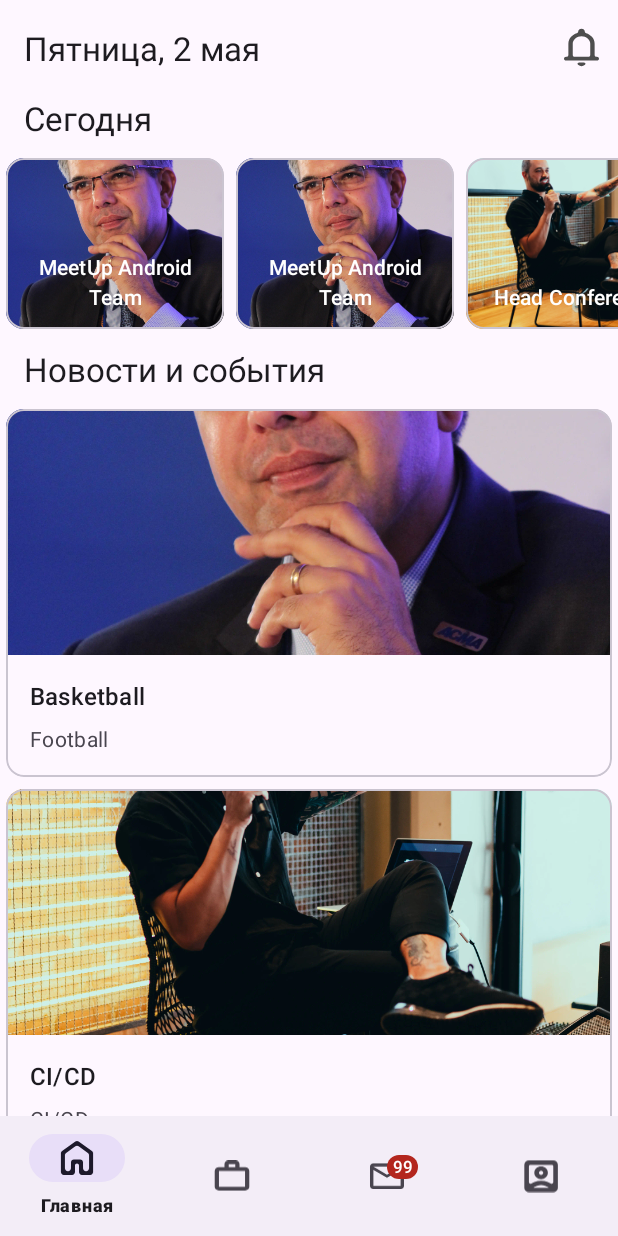
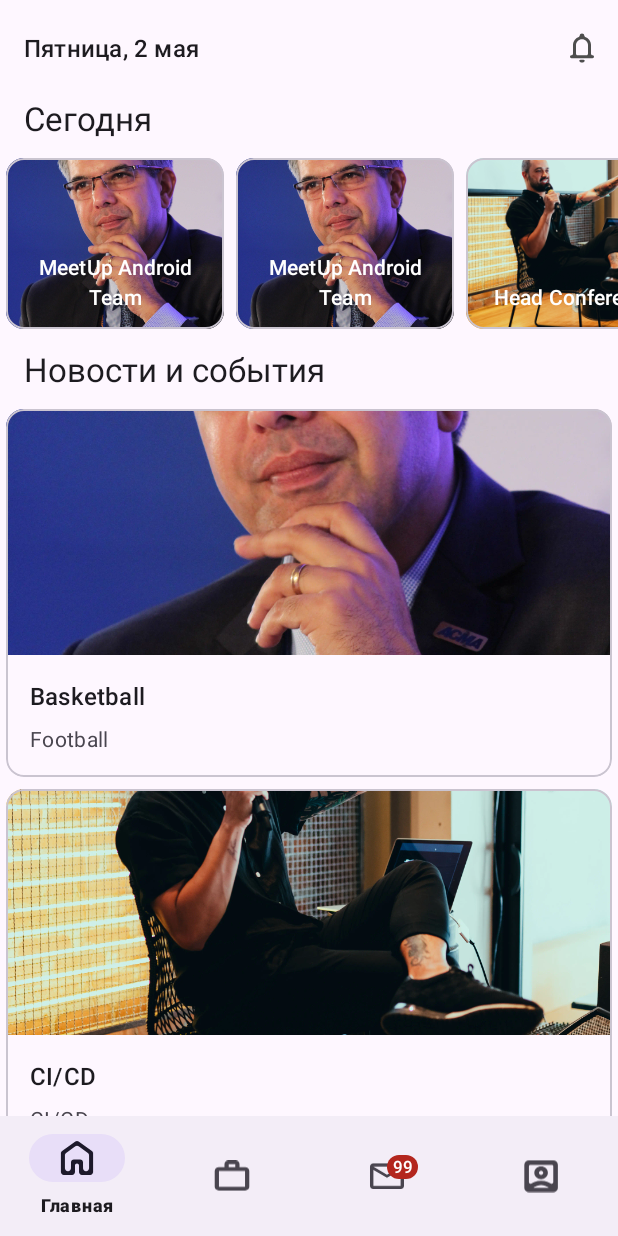
Before and after one commit to savchsm/incubiks, an Android app: the screen it shows after launch (MainActivity), on a phone screen of 412 x 824 dp. Run offline under Robolectric (Android 15) with nearby library versions, the phone set to English and light mode, and no system bars; our stand-ins replace navigation-ui.

Commit message:
@frame - [EventsService, Home Screen] - CheckPoint 2.09 - Some funs

```diff
--- a/app/src/main/res/drawable/ic_notifications.xml
+++ b/app/src/main/res/drawable/ic_notifications.xml
@@ -1,6 +1,6 @@
 <vector xmlns:android="http://schemas.android.com/apk/res/android"
-    android:width="23dp"
-    android:height="27dp"
+    android:width="16dp"
+    android:height="21dp"
     android:viewportWidth="16"
     android:viewportHeight="21">
   <path
--- a/app/src/main/res/layout/fragment_home.xml
+++ b/app/src/main/res/layout/fragment_home.xml
@@ -19,7 +19,7 @@
             app:layout_scrollFlags="scroll|enterAlways|snap"
             app:menu="@menu/top_app_bar"
             app:title="@string/def_app_bar_title"
-            app:titleTextAppearance="@style/TextAppearance.Material3.ActionBar.Title" />
+            app:titleTextAppearance="@style/TextAppearance.Material3.TitleMedium" />
 
     </com.google.android.material.appbar.AppBarLayout>
 
```
